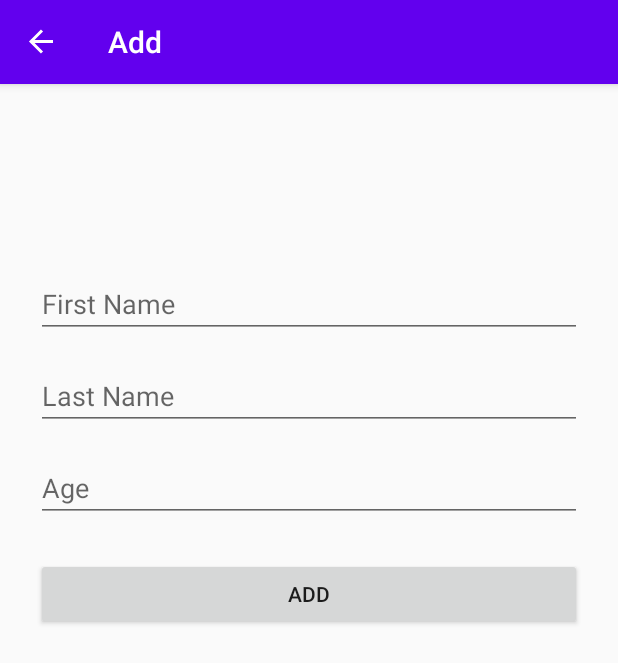
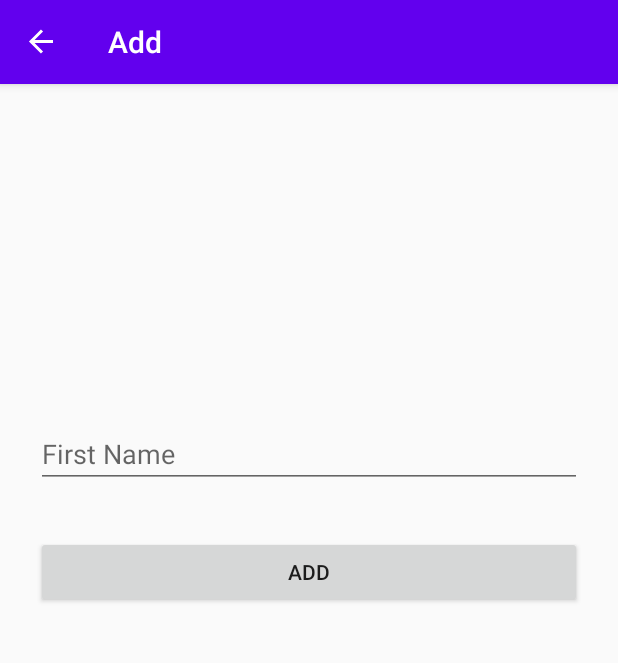
Before and after one commit to 8ahmedanwer8/AhmCric, an Android app: the AddFragment screen opened through its navigation route, after a tap on "ADD", on a phone screen of 412 x 824 dp. Shown: the top 663 px of the screen. Run offline under Robolectric (Android 15) with nearby library versions, the phone set to English and light mode, and no system bars; our stand-ins replace Room's generated code, navigation-ui.

Commit message:
can add players and update their names

```diff
--- a/app/src/main/java/com/example/ahmcricfinale/fragments/add/AddFragment.kt
+++ b/app/src/main/java/com/example/ahmcricfinale/fragments/add/AddFragment.kt
@@ -38,16 +38,13 @@ class AddFragment : Fragment() {
 
     private fun insertDataToDatabase() {
         val firstName = addFirstName_et.text.toString()
-        val lastName = addLastName_et.text.toString()
-        val wins = addWins_et.text
 
-        if(inputCheck(firstName, lastName, wins)){
+        if(inputCheck(firstName)){
             // Create User Object
             val user = User(
                 0,
                 firstName,
-                lastName,
-                Integer.parseInt(wins.toString()),0,0
+                0,0,0
             )
             // Add Data to Database
             mUserViewModel.addUser(user)
@@ -59,8 +56,8 @@ class AddFragment : Fragment() {
         }
     }
 
-    private fun inputCheck(firstName: String, lastName: String, wins: Editable): Boolean{
-        return !(TextUtils.isEmpty(firstName) && TextUtils.isEmpty(lastName) && wins.isEmpty())
+    private fun inputCheck(firstName: String): Boolean{
+        return !(TextUtils.isEmpty(firstName))
     }
 
 }
--- a/app/src/main/java/com/example/ahmcricfinale/model/User.kt
+++ b/app/src/main/java/com/example/ahmcricfinale/model/User.kt
@@ -11,7 +11,7 @@ data class User(
     @PrimaryKey(autoGenerate = true)
     val id: Int,
     val firstName: String,
-    val lastName: String,
+//    val lastName: String,
     val wins: Int,
     val losses: Int,
     val draws: Int
--- a/app/src/main/res/layout/fragment_add.xml
+++ b/app/src/main/res/layout/fragment_add.xml
@@ -11,8 +11,9 @@
         android:id="@+id/addFirstName_et"
         android:layout_width="match_parent"
         android:layout_height="wrap_content"
-        android:layout_marginTop="100dp"
+        android:layout_marginTop="200dp"
         android:ems="10"
+        android:maxLength="10"
         android:hint="First Name"
         android:inputType="textPersonName"
         app:layout_constraintEnd_toEndOf="parent"
@@ -20,40 +21,14 @@
         app:layout_constraintStart_toStartOf="parent"
         app:layout_constraintTop_toTopOf="parent" />
 
-    <EditText
-        android:id="@+id/addLastName_et"
+    <Button
+        android:id="@+id/add_btn"
         android:layout_width="match_parent"
         android:layout_height="wrap_content"
-        android:layout_marginTop="16dp"
-        android:ems="10"
-        android:hint="Last Name"
-        android:inputType="textPersonName"
+        android:layout_marginTop="32dp"
+        android:text="Add"
         app:layout_constraintEnd_toEndOf="parent"
         app:layout_constraintHorizontal_bias="0.5"
         app:layout_constraintStart_toStartOf="parent"
         app:layout_constraintTop_toBottomOf="@+id/addFirstName_et" />
-
-    <EditText
-        android:id="@+id/addWins_et"
-        android:layout_width="match_parent"
-        android:layout_height="wrap_content"
-        android:layout_marginTop="16dp"
-        android:ems="10"
-        android:hint="Age"
-        android:inputType="number"
-        app:layout_constraintEnd_toEndOf="parent"
-        app:layout_constraintHorizontal_bias="0.5"
-        app:layout_constraintStart_toStartOf="parent"
-        app:layout_constraintTop_toBottomOf="@+id/addLastName_et" />
-
-    <Button
-        android:id="@+id/add_btn"
-        android:layout_width="match_parent"
-        android:layout_height="wrap_content"
-        android:layout_marginTop="24dp"
-        android:text="Add"
-        app:layout_constraintEnd_toEndOf="parent"
-        app:layout_constraintHorizontal_bias="0.5"
-        app:layout_constraintStart_toStartOf="parent"
-        app:layout_constraintTop_toBottomOf="@+id/addWins_et" />
 </androidx.constraintlayout.widget.ConstraintLayout>
```
Also changed, not shown: app/src/main/java/com/example/ahmcricfinale/fragments/update/UpdateFragment.kt (+4 -8 lines), app/src/main/res/layout/fragment_update.xml (+6 -31 lines).
